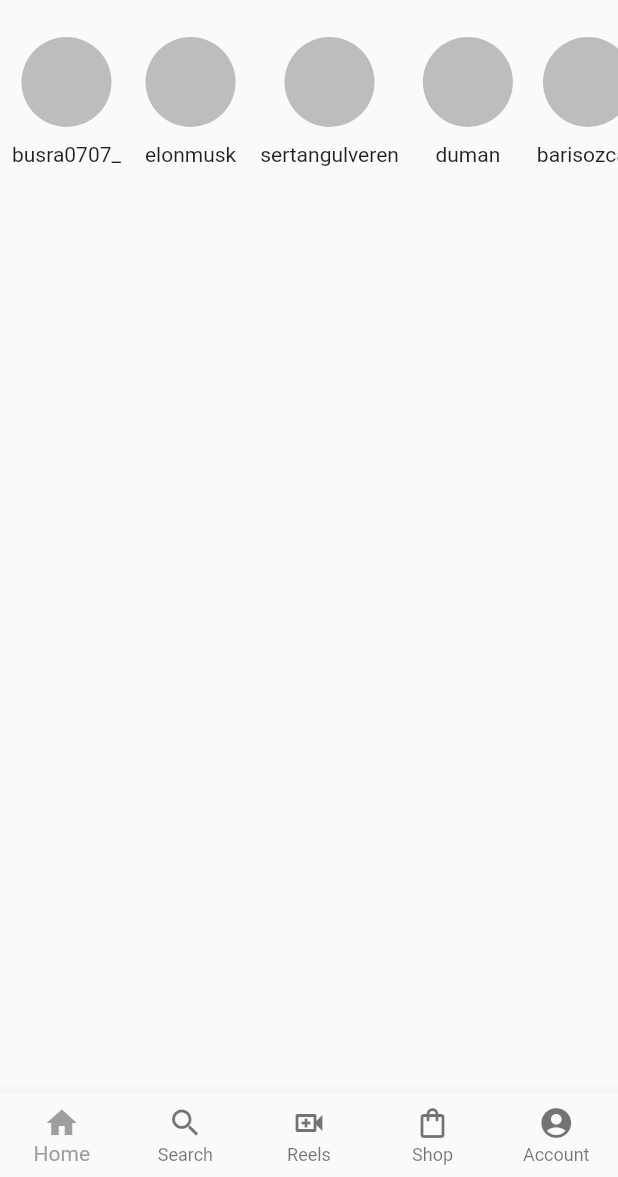
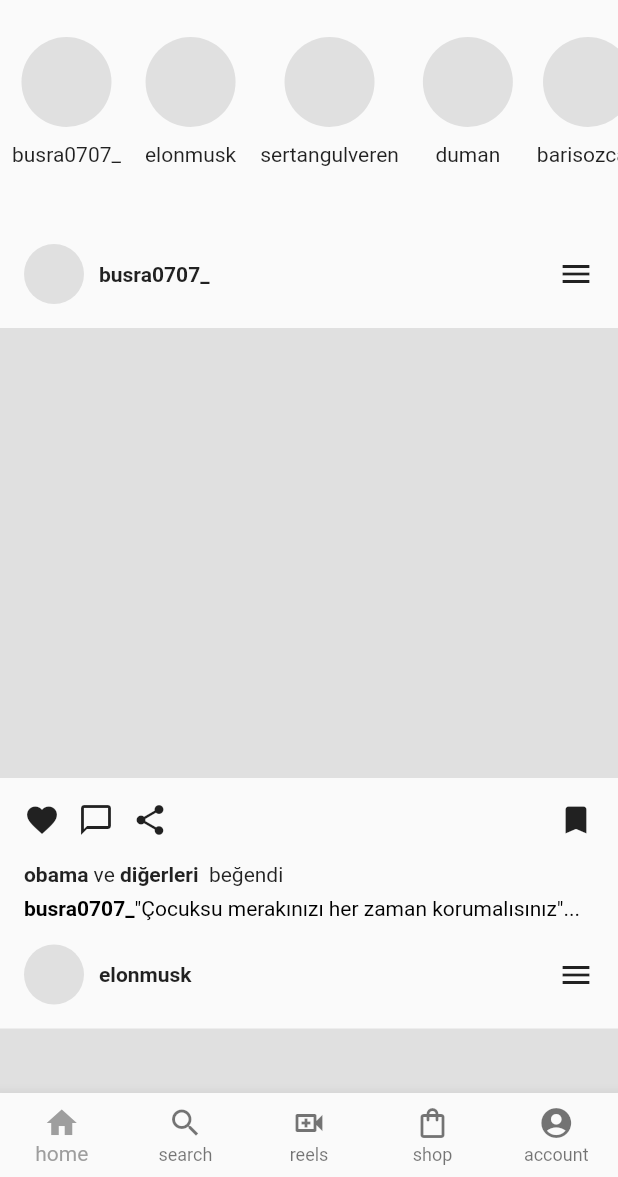
Before and after one commit to Mucahid-Canbey/instagram_clone_flutter, a Flutter app: the screen it shows after launch, on a phone screen of 412 x 824 dp, the part 59-1236 px from its top. Run offline on Flutter 3.47's test engine with Material 2 defaults, Android fonts, the phone set to English and light mode, and no system bars.

Commit message:
userPost bölümü oluşturuldu

```diff
--- a/lib/homePage.dart
+++ b/lib/homePage.dart
@@ -1,5 +1,5 @@
 import 'package:flutter/material.dart';
-import 'package:font_awesome_flutter/font_awesome_flutter.dart';
+
 import 'package:instagram/pages/account.dart';
 import 'package:instagram/pages/home.dart';
 import 'package:instagram/pages/reels.dart';
@@ -13,7 +13,7 @@ class HomePage extends StatefulWidget {
   State<HomePage> createState() => _HomePageState();
 }
 
-class _HomePageState extends State<HomePage> {
+class _HomePageState extends State<HomePage> with _IconsText, _Icons {
   // Mevcut Diziyi seçer | bottom nav bar
   int _selectedIndex = 0;
   void _gezinenBottomNavbar(int index) {
@@ -40,13 +40,29 @@ class _HomePageState extends State<HomePage> {
           onTap: _gezinenBottomNavbar,
           // butonları sığdırmak için =>
           type: BottomNavigationBarType.fixed,
-          items: const [
-            BottomNavigationBarItem(icon: Icon(Icons.home), label: 'Home'),
-            BottomNavigationBarItem(icon: Icon(Icons.search), label: 'Search'),
-            BottomNavigationBarItem(icon: Icon(Icons.video_call_outlined), label: 'Reels'),
-            BottomNavigationBarItem(icon: Icon(Icons.shopping_bag_outlined), label: 'Shop'),
-            BottomNavigationBarItem(icon: Icon(Icons.account_circle), label: 'Account')
+          items: [
+            BottomNavigationBarItem(icon: iconHome, label: home),
+            BottomNavigationBarItem(icon: iconSearch, label: search),
+            BottomNavigationBarItem(icon: iconReels, label: reels),
+            BottomNavigationBarItem(icon: iconShop, label: shop),
+            BottomNavigationBarItem(icon: iconAccount, label: account)
           ]),
     );
   }
 }
+
+class _IconsText {
+  String home = 'home';
+  final String search = 'search';
+  final String reels = 'reels';
+  final String shop = 'shop';
+  final String account = 'account';
+}
+
+class _Icons {
+  final iconHome = const Icon(Icons.home);
+  final iconSearch = const Icon(Icons.search);
+  final iconReels = const Icon(Icons.video_call_outlined);
+  final iconShop = const Icon(Icons.shopping_bag_outlined);
+  final iconAccount = const Icon(Icons.account_circle);
+}
--- a/lib/main.dart
+++ b/lib/main.dart
@@ -12,7 +12,7 @@ class MyApp extends StatelessWidget {
   Widget build(BuildContext context) {
     return MaterialApp(
       debugShowCheckedModeBanner: false,
-      home: const HomePage(),
+      home:  HomePage(),
       theme: ThemeData(primarySwatch: Colors.grey),
     );
   }
--- a/lib/pages/home.dart
+++ b/lib/pages/home.dart
@@ -1,6 +1,7 @@
 import 'package:flutter/material.dart';
 import 'package:flutter/rendering.dart';
 import 'package:instagram/util/buble_stories.dart';
+import 'package:instagram/util/user_post.dart';
 
 class UserHome extends StatelessWidget with _ColorUtility, _PaddingUtility {
   UserHome({super.key});
@@ -41,7 +42,18 @@ class UserHome extends StatelessWidget with _ColorUtility, _PaddingUtility {
                   itemCount: people.length,
                   itemBuilder: (context, index) {
                     return BubbleStories(text: people[index]);
-                  }))
+                  })),
+
+          //Post
+          Expanded(
+            child: ListView.builder(
+                itemCount: people.length,
+                itemBuilder: (context, index) {
+                  return UserPosts(
+                    name: people[index],
+                  );
+                }),
+          )
         ],
       ),
     );
--- a/lib/util/buble_stories.dart
+++ b/lib/util/buble_stories.dart
@@ -1,6 +1,6 @@
 import 'package:flutter/material.dart';
 
-class BubbleStories extends StatelessWidget with _ColorUtility {
+class BubbleStories extends StatelessWidget with _ColorUtility, _SizeProje {
   BubbleStories({super.key, required this.text});
 
   final String text;
@@ -8,19 +8,19 @@ class BubbleStories extends StatelessWidget with _ColorUtility {
   @override
   Widget build(BuildContext context) {
     return Padding(
-      padding: const EdgeInsets.all(8.0),
+      padding: EdgeInsets.all(paddingAll),
       child: Column(
         children: [
           Container(
-            height: 60,
-            width: 60,
+            height: containerHeight,
+            width: containerWidth,
             decoration: BoxDecoration(
               shape: BoxShape.circle,
-              color: grey400,
+              color: grey300,
             ),
           ),
-          const SizedBox(
-            height: 10,
+          SizedBox(
+            height: sizedBoxHeight,
           ),
           Text(text)
         ],
@@ -30,5 +30,12 @@ class BubbleStories extends StatelessWidget with _ColorUtility {
 }
 
 class _ColorUtility {
-  Color grey400 = Colors.grey.shade400;
+  Color grey300 = Colors.grey.shade300;
 }
+
+class _SizeProje {
+  final double containerWidth = 60;
+  final double containerHeight = 60;
+  final double sizedBoxHeight = 10;
+  final paddingAll = 8.0;
+}
--- /dev/null
+++ b/lib/util/user_post.dart
@@ -0,0 +1,135 @@
+import 'package:flutter/material.dart';
+
+class UserPosts extends StatelessWidget with _ColorProje, _SizeProje, _PostIcons, _PaddingProje {
+  final String name;
+
+  final String obamaLike = 'obama ';
+  final String veLike = 've ';
+  final String digerleriLike = 'diğerleri ';
+  final String begeniLike = ' beğendi';
+
+  UserPosts({required this.name});
+
+  @override
+  Widget build(BuildContext context) {
+    return Column(
+      children: [
+        // Profil Photo
+        Padding(
+          padding: paddingRow,
+          child: Row(
+            mainAxisAlignment: MainAxisAlignment.spaceBetween,
+            children: [
+              Row(
+                children: [
+                  Container(
+                    width: profilWidth,
+                    height: profilHeight,
+                    decoration: BoxDecoration(color: grey300, shape: BoxShape.circle),
+                  ),
+                  SizedBox(
+                    width: spaceSizedBox,
+                  ),
+                  // Name
+                  Text(
+                    name,
+                    style: const TextStyle(fontWeight: FontWeight.bold),
+                  ),
+                ],
+              ),
+              menuIcon,
+            ],
+          ),
+        ),
+
+        //Post
+        Container(height: postHeight, color: grey300),
+
+        //  below the post => buttons and comments
+        Padding(
+          padding: paddingRow,
+          child: Row(
+            mainAxisAlignment: MainAxisAlignment.spaceBetween,
+            children: [
+              Row(
+                children: [
+                  favoriteIcon,
+                  Padding(
+                    padding: paddingIcon,
+                    child: chatIcon,
+                  ),
+                  shareIcon
+                ],
+              ),
+              bookMarkIcon,
+            ],
+          ),
+        ),
+
+        // Like =>
+        Padding(
+          padding: paddinLike,
+          child: Row(
+            children: [
+              Text(
+                obamaLike,
+                style: const TextStyle(fontWeight: FontWeight.bold),
+              ),
+              Text(veLike),
+              Text(
+                digerleriLike,
+                style: const TextStyle(fontWeight: FontWeight.bold),
+              ),
+              Text(begeniLike)
+            ],
+          ),
+        ),
+
+        //Caption
+        Padding(
+          padding: const EdgeInsets.only(left: 16, top: 7),
+          child: Row(
+            children: [
+              RichText(
+                text: TextSpan(
+                  style: TextStyle(color: black),
+                  children: [
+                    TextSpan(text: name, style: TextStyle(fontWeight: FontWeight.bold)),
+                    TextSpan(text: '"Çocuksu merakınızı her zaman korumalısınız"...'),
+                  ],
+                ),
+              ),
+            ],
+          ),
+        ),
+      ],
+    );
+  }
+}
+
+class _PaddingProje {
+  final paddingRow = const EdgeInsets.all(16);
+  final paddingIcon = const EdgeInsets.symmetric(horizontal: 12);
+  final paddinLike = const EdgeInsets.only(left: 16.0);
+}
+
+class _ColorProje {
+  Color black54 = Colors.black54;
+  Color black = Colors.black;
+  Color grey300 = Colors.grey.shade300;
+}
+
+class _SizeProje {
+  final double postHeight = 300;
+  final double profilWidth = 40;
+  final double profilHeight = 40;
+  final double spaceSizedBox = 10;
+}
+
+class _PostIcons {
+  final favoriteIcon = const Icon(Icons.favorite);
+  final chatIcon = const Icon(Icons.chat_bubble_outline);
+  final shareIcon = const Icon(Icons.share);
+  final bookMarkIcon = const Icon(Icons.bookmark);
+  final menuIcon = const Icon(Icons.menu);
+}
```
